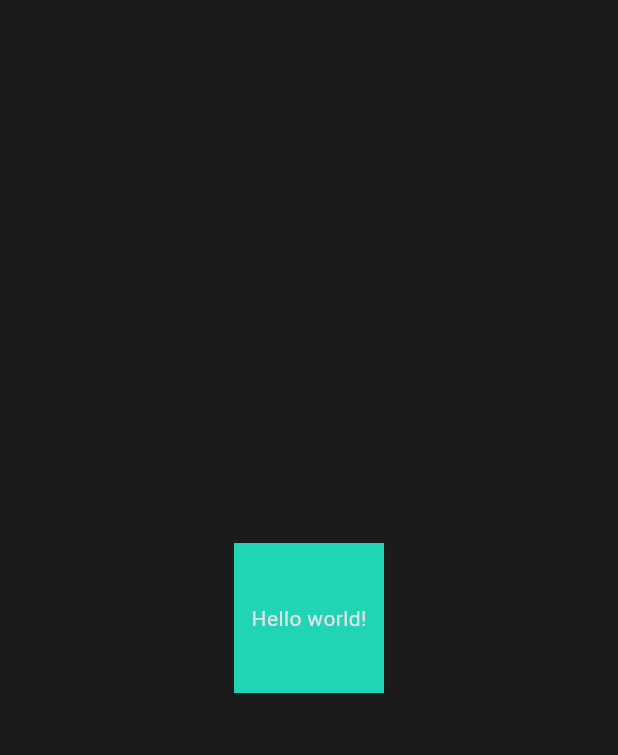
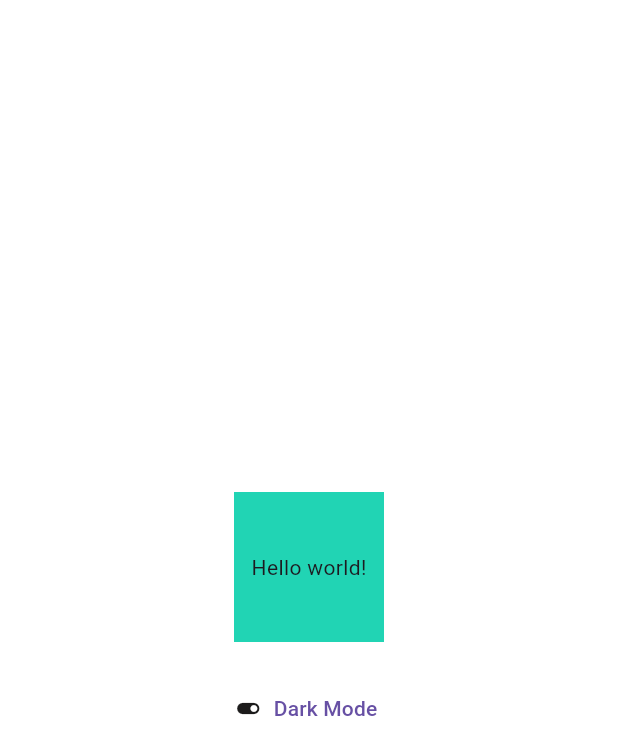
Before and after one commit to Dilman01/ecommerce_app, a Flutter app: the screen it shows after launch, on a phone screen of 412 x 824 dp. Shown: the top 755 px of the screen. Run offline on Flutter 3.47's test engine with Material 3 defaults, Android fonts, the phone set to English and light mode, and no system bars; our stand-ins replace equatable, flutter_bloc, shared_preferences.

Commit message:
Add Theme cubit

```diff
--- /dev/null
+++ b/lib/core/common/cubits/theme_cubit/theme_cubit.dart
@@ -0,0 +1,28 @@
+import 'package:flutter/material.dart';
+import 'package:flutter_bloc/flutter_bloc.dart';
+import 'package:equatable/equatable.dart';
+
+import 'package:ecommerce_app/core/services/shared_pref/pref_keys.dart';
+import 'package:ecommerce_app/core/services/shared_pref/shared_pref.dart';
+
+part 'theme_state.dart';
+
+class ThemeCubit extends Cubit<ThemeState> {
+  ThemeCubit() : super(ThemeInitial(ThemeMode.system)) {
+    _loadTheme();
+  }
+
+  Future<void> _loadTheme() async {
+    bool isDark = SharedPref().getBool(PrefKeys.themeMode) ?? false;
+
+    emit(ThemeChange(isDark ? ThemeMode.dark : ThemeMode.light));
+  }
+
+  Future<void> toggleTheme() async {
+    final newTheme = state.themeMode == ThemeMode.light ? ThemeMode.dark : ThemeMode.light;
+
+    emit(ThemeChange(newTheme));
+
+    await SharedPref().setBool(PrefKeys.themeMode, newTheme == ThemeMode.dark);
+  }
+}
--- /dev/null
+++ b/lib/core/common/cubits/theme_cubit/theme_state.dart
@@ -0,0 +1,20 @@
+part of 'theme_cubit.dart';
+
+sealed class ThemeState extends Equatable {
+  final ThemeMode themeMode;
+
+  const ThemeState(this.themeMode);
+
+  @override
+  List<Object> get props => [
+        themeMode
+      ];
+}
+
+final class ThemeInitial extends ThemeState {
+  const ThemeInitial(super.themeMode);
+}
+
+final class ThemeChange extends ThemeState {
+  const ThemeChange(super.themeMode);
+}
--- a/lib/core/services/shared_pref/shared_pref.dart
+++ b/lib/core/services/shared_pref/shared_pref.dart
@@ -1,10 +1,13 @@
 import 'package:shared_preferences/shared_preferences.dart';
 
 class SharedPref {
-  SharedPref._internal();
-  static final SharedPref _instance = SharedPref._internal();
+  factory SharedPref() {
+    return _instance;
+  }
 
-  static SharedPref get instance => _instance;
+  SharedPref._();
+
+  static final SharedPref _instance = SharedPref._();
 
   static SharedPreferences? _sharedPreferences;
 
@@ -30,12 +33,12 @@ class SharedPref {
   String? getString(String key) => prefs.getString(key);
 
   /// Set boolean value.
-  Future<void> setBoolean(String key, bool value) async {
+  Future<void> setBool(String key, bool value) async {
     await prefs.setBool(key, value);
   }
 
   /// Get boolean value.
-  bool? getBoolean(String key) => prefs.getBool(key);
+  bool? getBool(String key) => prefs.getBool(key);
 
   /// Set double value.
   Future<void> setDouble(String key, double value) async {
--- a/lib/ecommerce_app.dart
+++ b/lib/ecommerce_app.dart
@@ -1,29 +1,58 @@
+import 'package:flutter/material.dart';
+
+import 'package:flutter_bloc/flutter_bloc.dart';
+import 'package:ecommerce_app/core/common/cubits/theme_cubit/theme_cubit.dart';
 import 'package:ecommerce_app/core/extensions/context_extensions.dart';
 import 'package:ecommerce_app/core/style/theme/app_theme.dart';
-import 'package:flutter/material.dart';
 
 class EcommerceApp extends StatelessWidget {
   const EcommerceApp({super.key});
 
   @override
   Widget build(BuildContext context) {
+    return BlocProvider(
+      create: (context) => ThemeCubit(),
+      child: BlocBuilder<ThemeCubit, ThemeState>(
+        builder: (context, state) {
           return MaterialApp(
             debugShowCheckedModeBanner: false,
             darkTheme: AppTheme.dark,
             theme: AppTheme.light,
-      themeMode: ThemeMode.dark,
-      home: Builder(builder: (context) {
+            themeMode: state.themeMode,
+            home: Builder(
+              builder: (context) {
+                final isDark = state.themeMode == ThemeMode.dark;
                 return Scaffold(
                   body: Center(
-            child: Container(
+                    child: Column(
+                      spacing: 20,
+                      mainAxisAlignment: MainAxisAlignment.center,
+                      children: [
+                        Container(
                           height: 100,
                           width: 100,
+                          color: context.appColors.cyan,
+                          child: Center(child: Text('Hello world!')),
+                        ),
+                        TextButton.icon(
+                          onPressed: () {
+                            context.read<ThemeCubit>().toggleTheme();
+                          },
+                          icon: Icon(
+                            isDark ? Icons.toggle_off : Icons.toggle_on,
                             color: context.appColors.buttonBgColor,
-              child: Center(child: Text('Hello world!')),
+                          ),
+                          label: Text('Dark Mode'),
+                        ),
+                      ],
                     ),
                   ),
                 );
-      }),
+              },
+            ),
+          );
+        },
+      ),
     );
   }
 }
--- a/lib/main.dart
+++ b/lib/main.dart
@@ -7,7 +7,7 @@ import 'package:ecommerce_app/core/services/shared_pref/shared_pref.dart';
 Future<void> main() async {
   WidgetsFlutterBinding.ensureInitialized();
 
-  await SharedPref.instance.init();
+  await SharedPref().init();
 
   await SystemChrome.setPreferredOrientations(
     [
--- a/pubspec.yaml
+++ b/pubspec.yaml
@@ -17,6 +17,8 @@ dependencies:
 
   cupertino_icons: ^1.0.8
   shared_preferences: ^2.5.1
+  flutter_bloc: ^9.0.0
+  equatable: ^2.0.7
 
 dev_dependencies:
   flutter_test:
```
Also changed, not shown: pubspec.lock. Lines whose indentation alone changed are shown as unchanged.
